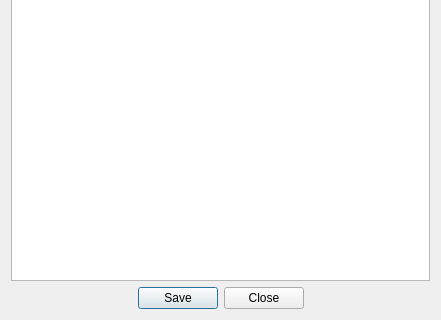
Above: conclusionform.ui from Zasimovich5382/ETU-OOT-Sociometry before the change; both pictures show x 0 to 441 and y 176 to 496 of the 441 by 496 pixel window. Below: the same form after it.
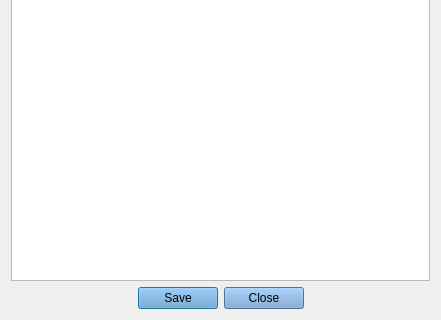
That is the form after the change.

Commit message: button's color update' git commit -m buttons color update

Patch:
```diff
--- a/conclusionform.ui
+++ b/conclusionform.ui
@@ -34,6 +34,451 @@
      </item>
      <item>
       <widget class="QDialogButtonBox" name="updateDataBox">
+       <property name="palette">
+        <palette>
+         <active>
+          <colorrole role="WindowText">
+           <brush brushstyle="SolidPattern">
+            <color alpha="255">
+             <red>0</red>
+             <green>0</green>
+             <blue>0</blue>
+            </color>
+           </brush>
+          </colorrole>
+          <colorrole role="Button">
+           <brush brushstyle="SolidPattern">
+            <color alpha="255">
+             <red>114</red>
+             <green>159</green>
+             <blue>207</blue>
+            </color>
+           </brush>
+          </colorrole>
+          <colorrole role="Light">
+           <brush brushstyle="SolidPattern">
+            <color alpha="255">
+             <red>196</red>
+             <green>225</green>
+             <blue>255</blue>
+            </color>
+           </brush>
+          </colorrole>
+          <colorrole role="Midlight">
+           <brush brushstyle="SolidPattern">
+            <color alpha="255">
+             <red>155</red>
+             <green>192</green>
+             <blue>231</blue>
+            </color>
+           </brush>
+          </colorrole>
+          <colorrole role="Dark">
+           <brush brushstyle="SolidPattern">
+            <color alpha="255">
+             <red>57</red>
+             <green>79</green>
+             <blue>103</blue>
+            </color>
+           </brush>
+          </colorrole>
+          <colorrole role="Mid">
+           <brush brushstyle="SolidPattern">
+            <color alpha="255">
+             <red>76</red>
+             <green>106</green>
+             <blue>138</blue>
+            </color>
+           </brush>
+          </colorrole>
+          <colorrole role="Text">
+           <brush brushstyle="SolidPattern">
+            <color alpha="255">
+             <red>0</red>
+             <green>0</green>
+             <blue>0</blue>
+            </color>
+           </brush>
+          </colorrole>
+          <colorrole role="BrightText">
+           <brush brushstyle="SolidPattern">
+            <color alpha="255">
+             <red>255</red>
+             <green>255</green>
+             <blue>255</blue>
+            </color>
+           </brush>
+          </colorrole>
+          <colorrole role="ButtonText">
+           <brush brushstyle="SolidPattern">
+            <color alpha="255">
+             <red>0</red>
+             <green>0</green>
+             <blue>0</blue>
+            </color>
+           </brush>
+          </colorrole>
+          <colorrole role="Base">
+           <brush brushstyle="SolidPattern">
+            <color alpha="255">
+             <red>255</red>
+             <green>255</green>
+             <blue>255</blue>
+            </color>
+           </brush>
+          </colorrole>
+          <colorrole role="Window">
+           <brush brushstyle="SolidPattern">
+            <color alpha="255">
+             <red>114</red>
+             <green>159</green>
+             <blue>207</blue>
+            </color>
+           </brush>
+          </colorrole>
+          <colorrole role="Shadow">
+           <brush brushstyle="SolidPattern">
+            <color alpha="255">
+             <red>0</red>
+             <green>0</green>
+             <blue>0</blue>
+            </color>
+           </brush>
+          </colorrole>
+          <colorrole role="AlternateBase">
+           <brush brushstyle="SolidPattern">
+            <color alpha="255">
+             <red>184</red>
+             <green>207</green>
+             <blue>231</blue>
+            </color>
+           </brush>
+          </colorrole>
+          <colorrole role="ToolTipBase">
+           <brush brushstyle="SolidPattern">
+            <color alpha="255">
+             <red>255</red>
+             <green>255</green>
+             <blue>220</blue>
+            </color>
+           </brush>
+          </colorrole>
+          <colorrole role="ToolTipText">
+           <brush brushstyle="SolidPattern">
+            <color alpha="255">
+             <red>0</red>
+             <green>0</green>
+             <blue>0</blue>
+            </color>
+           </brush>
+          </colorrole>
+          <colorrole role="PlaceholderText">
+           <brush brushstyle="SolidPattern">
+            <color alpha="128">
+             <red>0</red>
+             <green>0</green>
+             <blue>0</blue>
+            </color>
+           </brush>
+          </colorrole>
+         </active>
+         <inactive>
+          <colorrole role="WindowText">
+           <brush brushstyle="SolidPattern">
+            <color alpha="255">
+             <red>0</red>
+             <green>0</green>
+             <blue>0</blue>
+            </color>
+           </brush>
+          </colorrole>
+          <colorrole role="Button">
+           <brush brushstyle="SolidPattern">
+            <color alpha="255">
+             <red>114</red>
+             <green>159</green>
+             <blue>207</blue>
+            </color>
+           </brush>
+          </colorrole>
+          <colorrole role="Light">
+           <brush brushstyle="SolidPattern">
+            <color alpha="255">
+             <red>196</red>
+             <green>225</green>
+             <blue>255</blue>
+            </color>
+           </brush>
+          </colorrole>
+          <colorrole role="Midlight">
+           <brush brushstyle="SolidPattern">
+            <color alpha="255">
+             <red>155</red>
+             <green>192</green>
+             <blue>231</blue>
+            </color>
+           </brush>
+          </colorrole>
+          <colorrole role="Dark">
+           <brush brushstyle="SolidPattern">
+            <color alpha="255">
+             <red>57</red>
+             <green>79</green>
+             <blue>103</blue>
+            </color>
+           </brush>
+          </colorrole>
+          <colorrole role="Mid">
+           <brush brushstyle="SolidPattern">
+            <color alpha="255">
+             <red>76</red>
+             <green>106</green>
+             <blue>138</blue>
+            </color>
+           </brush>
+          </colorrole>
+          <colorrole role="Text">
+           <brush brushstyle="SolidPattern">
+            <color alpha="255">
+             <red>0</red>
+             <green>0</green>
+             <blue>0</blue>
+            </color>
+           </brush>
+          </colorrole>
+          <colorrole role="BrightText">
+           <brush brushstyle="SolidPattern">
+            <color alpha="255">
+             <red>255</red>
+             <green>255</green>
+             <blue>255</blue>
+            </color>
+           </brush>
+          </colorrole>
+          <colorrole role="ButtonText">
+           <brush brushstyle="SolidPattern">
+            <color alpha="255">
+             <red>0</red>
+             <green>0</green>
+             <blue>0</blue>
+            </color>
+           </brush>
+          </colorrole>
+          <colorrole role="Base">
+           <brush brushstyle="SolidPattern">
+            <color alpha="255">
+             <red>255</red>
+             <green>255</green>
+             <blue>255</blue>
+            </color>
+           </brush>
+          </colorrole>
+          <colorrole role="Window">
+           <brush brushstyle="SolidPattern">
+            <color alpha="255">
+             <red>114</red>
+             <green>159</green>
+             <blue>207</blue>
+            </color>
+           </brush>
+          </colorrole>
+          <colorrole role="Shadow">
+           <brush brushstyle="SolidPattern">
+            <color alpha="255">
+             <red>0</red>
+             <green>0</green>
+             <blue>0</blue>
+            </color>
+           </brush>
+          </colorrole>
+          <colorrole role="AlternateBase">
+           <brush brushstyle="SolidPattern">
+            <color alpha="255">
+             <red>184</red>
+             <green>207</green>
+             <blue>231</blue>
+            </color>
+           </brush>
+          </colorrole>
+          <colorrole role="ToolTipBase">
+           <brush brushstyle="SolidPattern">
+            <color alpha="255">
+             <red>255</red>
+             <green>255</green>
+             <blue>220</blue>
+            </color>
+           </brush>
+          </colorrole>
+          <colorrole role="ToolTipText">
+           <brush brushstyle="SolidPattern">
+            <color alpha="255">
+             <red>0</red>
+             <green>0</green>
+             <blue>0</blue>
+            </color>
+           </brush>
+          </colorrole>
+          <colorrole role="PlaceholderText">
+           <brush brushstyle="SolidPattern">
+            <color alpha="128">
+             <red>0</red>
+             <green>0</green>
+             <blue>0</blue>
+            </color>
+           </brush>
+          </colorrole>
+         </inactive>
+         <disabled>
+          <colorrole role="WindowText">
+           <brush brushstyle="SolidPattern">
+            <color alpha="255">
+             <red>57</red>
+             <green>79</green>
+             <blue>103</blue>
+            </color>
+           </brush>
+          </colorrole>
+          <colorrole role="Button">
+           <brush brushstyle="SolidPattern">
+            <color alpha="255">
+             <red>114</red>
+             <green>159</green>
+             <blue>207</blue>
+            </color>
+           </brush>
+          </colorrole>
+          <colorrole role="Light">
+           <brush brushstyle="SolidPattern">
+            <color alpha="255">
+             <red>196</red>
+             <green>225</green>
+             <blue>255</blue>
+            </color>
+           </brush>
+          </colorrole>
+          <colorrole role="Midlight">
+           <brush brushstyle="SolidPattern">
+            <color alpha="255">
+             <red>155</red>
+             <green>192</green>
+             <blue>231</blue>
+            </color>
+           </brush>
+          </colorrole>
+          <colorrole role="Dark">
+           <brush brushstyle="SolidPattern">
+            <color alpha="255">
+             <red>57</red>
+             <green>79</green>
+             <blue>103</blue>
+            </color>
+           </brush>
+          </colorrole>
+          <colorrole role="Mid">
+           <brush brushstyle="SolidPattern">
+            <color alpha="255">
+             <red>76</red>
+             <green>106</green>
+             <blue>138</blue>
+            </color>
+           </brush>
+          </colorrole>
+          <colorrole role="Text">
+           <brush brushstyle="SolidPattern">
+            <color alpha="255">
+             <red>57</red>
+             <green>79</green>
+             <blue>103</blue>
+            </color>
+           </brush>
+          </colorrole>
+          <colorrole role="BrightText">
+           <brush brushstyle="SolidPattern">
+            <color alpha="255">
+             <red>255</red>
+             <green>255</green>
+             <blue>255</blue>
+            </color>
+           </brush>
+          </colorrole>
+          <colorrole role="ButtonText">
+           <brush brushstyle="SolidPattern">
+            <color alpha="255">
+             <red>57</red>
+             <green>79</green>
+             <blue>103</blue>
+            </color>
+           </brush>
+          </colorrole>
+          <colorrole role="Base">
+           <brush brushstyle="SolidPattern">
+            <color alpha="255">
+             <red>114</red>
+             <green>159</green>
+             <blue>207</blue>
+            </color>
+           </brush>
+          </colorrole>
+          <colorrole role="Window">
+           <brush brushstyle="SolidPattern">
+            <color alpha="255">
+             <red>114</red>
+             <green>159</green>
+             <blue>207</blue>
+            </color>
+           </brush>
+          </colorrole>
+          <colorrole role="Shadow">
+           <brush brushstyle="SolidPattern">
+            <color alpha="255">
+             <red>0</red>
+             <green>0</green>
+             <blue>0</blue>
+            </color>
+           </brush>
+          </colorrole>
+          <colorrole role="AlternateBase">
+           <brush brushstyle="SolidPattern">
+            <color alpha="255">
+             <red>114</red>
+             <green>159</green>
+             <blue>207</blue>
+            </color>
+           </brush>
+          </colorrole>
+          <colorrole role="ToolTipBase">
+           <brush brushstyle="SolidPattern">
+            <color alpha="255">
+             <red>255</red>
+             <green>255</green>
+             <blue>220</blue>
+            </color>
+           </brush>
+          </colorrole>
+          <colorrole role="ToolTipText">
+           <brush brushstyle="SolidPattern">
+            <color alpha="255">
+             <red>0</red>
+             <green>0</green>
+             <blue>0</blue>
+            </color>
+           </brush>
+          </colorrole>
+          <colorrole role="PlaceholderText">
+           <brush brushstyle="SolidPattern">
+            <color alpha="128">
+             <red>0</red>
+             <green>0</green>
+             <blue>0</blue>
+            </color>
+           </brush>
+          </colorrole>
+         </disabled>
+        </palette>
+       </property>
+       <property name="autoFillBackground">
+        <bool>false</bool>
+       </property>
        <property name="standardButtons">
         <set>QDialogButtonBox::Close|QDialogButtonBox::Save</set>
        </property>
```
The commit also changes 3 other files.
